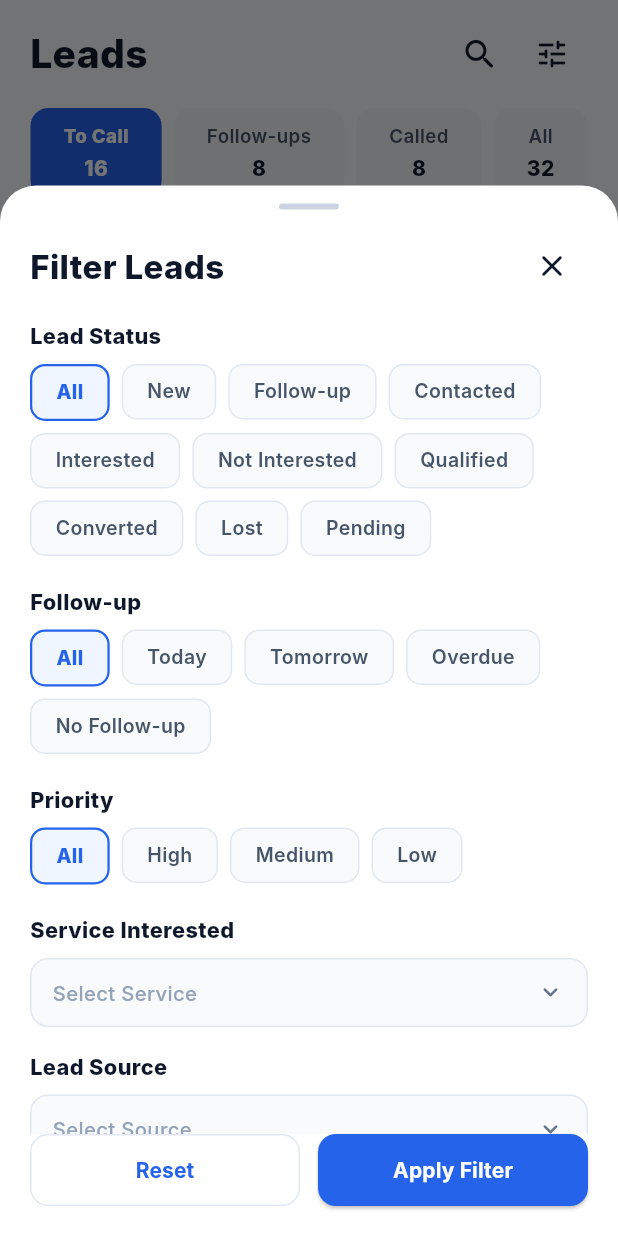
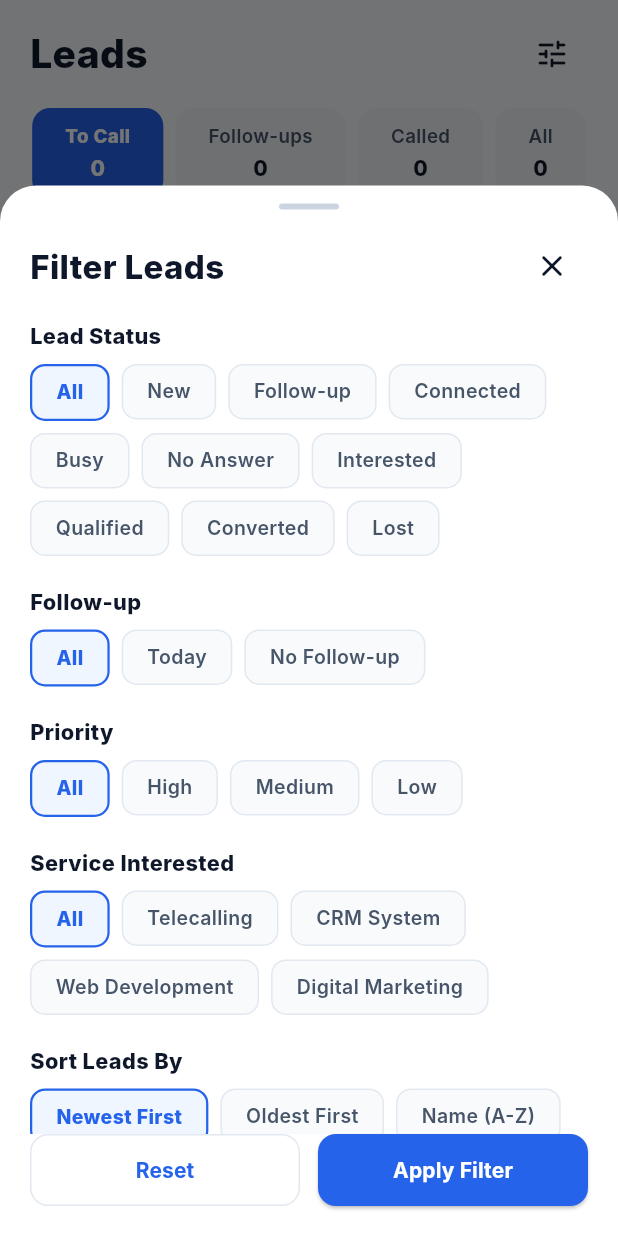
Before and after one commit to wbsoumo/leadtriangle., a Flutter app: the LeadsListScreen screen opened directly, after a tap on the "tune" icon, on a phone screen of 412 x 824 dp. Run offline on Flutter 3.47's test engine with Material 3 defaults, Android fonts, the phone set to English and light mode, and no system bars; our stand-ins replace flutter_secure_storage, permission_handler; accounts and stored records are empty; network calls fail; Roboto replaces fonts that are missing (Inter).

Commit message:
Update Leads Page with latest status tags, To Call / Follow-ups / Called / All filter tabs, and working filter modal

```diff
--- a/flutter_crm_app/lib/models/lead_model.dart
+++ b/flutter_crm_app/lib/models/lead_model.dart
@@ -14,6 +14,9 @@ class LeadModel {
   final String? nextFollowupAt;
   final String? initialRemark;
 
+  final String? latestCallOutcome;
+  final int callCount;
+
   LeadModel({
     required this.id,
     required this.leadCode,
@@ -29,6 +32,8 @@ class LeadModel {
     this.lastContactedAt,
     this.nextFollowupAt,
     this.initialRemark,
+    this.latestCallOutcome,
+    this.callCount = 0,
   });
 
   factory LeadModel.fromJson(Map<String, dynamic> json) {
@@ -44,9 +49,11 @@ class LeadModel {
       statusName: json['status_name'] ?? 'Pending',
       statusColor: json['status_color'] ?? '#64748b',
       priority: json['priority'] ?? 'Medium',
-      lastContactedAt: json['last_contacted_at'],
+      lastContactedAt: json['last_contacted_at'] ?? json['latest_call_at'],
       nextFollowupAt: json['next_followup_at'],
       initialRemark: json['initial_remark'],
+      latestCallOutcome: json['latest_call_outcome'],
+      callCount: json['call_count'] != null ? (json['call_count'] as num).toInt() : 0,
     );
   }
 }
--- a/flutter_crm_app/lib/screens/leads_list_screen.dart
+++ b/flutter_crm_app/lib/screens/leads_list_screen.dart
@@ -22,10 +22,19 @@ class _LeadsListScreenState extends State<LeadsListScreen> {
 
   String _selectedTopPill = 'to_call'; // 'to_call', 'followups', 'called', 'all'
   String _searchQuery = '';
+
+  // Filter Modal Controls
   String _selectedStatusFilter = 'All';
   String _selectedFollowupFilter = 'All';
   String _selectedPriorityFilter = 'All';
+  String _selectedServiceFilter = 'All';
   String _sortOption = 'newest';
+
+  // Live Pill Counts
+  int _toCallCount = 0;
+  int _followupsCount = 0;
+  int _calledCount = 0;
+  int _totalCount = 0;
 
   final Set<int> _starredLeadIds = {};
 
@@ -40,9 +49,38 @@ class _LeadsListScreenState extends State<LeadsListScreen> {
     final leads = await _apiService.fetchLeads(filter: 'all');
     setState(() {
       _allLeads = leads;
+      _calculatePillCounts();
       _applyFilters();
       _isLoading = false;
     });
+  }
+
+  void _calculatePillCounts() {
+    int toCall = 0;
+    int followups = 0;
+    int called = 0;
+
+    for (final l in _allLeads) {
+      final isCalled = l.callCount > 0 || (l.lastContactedAt != null && l.lastContactedAt!.isNotEmpty);
+      final isFollowup = (l.latestCallOutcome != null && l.latestCallOutcome!.toLowerCase().contains('follow')) ||
+          l.statusName.toLowerCase().contains('follow') ||
+          l.nextFollowupAt != null;
+
+      if (!isCalled) {
+        toCall++;
+      } else {
+        called++;
+      }
+
+      if (isFollowup) {
+        followups++;
+      }
+    }
+
+    _toCallCount = toCall;
+    _followupsCount = followups;
+    _calledCount = called;
+    _totalCount = _allLeads.length;
   }
 
   void _applyFilters() {
@@ -50,11 +88,15 @@ class _LeadsListScreenState extends State<LeadsListScreen> {
 
     // Top Workload Pill Filter
     if (_selectedTopPill == 'to_call') {
-      temp = temp.where((l) => l.statusName != 'Converted' && l.statusName != 'Lost').toList();
+      temp = temp.where((l) => l.callCount == 0 && (l.lastContactedAt == null || l.lastContactedAt!.isEmpty)).toList();
     } else if (_selectedTopPill == 'followups') {
-      temp = temp.where((l) => l.statusName.contains('Follow-up') || l.statusName == 'Contacted').toList();
+      temp = temp.where((l) {
+        final outcome = (l.latestCallOutcome ?? '').toLowerCase();
+        final status = l.statusName.toLowerCase();
+        return outcome.contains('follow') || status.contains('follow') || l.nextFollowupAt != null;
+      }).toList();
     } else if (_selectedTopPill == 'called') {
-      temp = temp.where((l) => l.statusName != 'New' && l.statusName != 'Fresh Lead').toList();
+      temp = temp.where((l) => l.callCount > 0 || (l.lastContactedAt != null && l.lastContactedAt!.isNotEmpty)).toList();
     }
 
     // Search Query Filter
@@ -68,12 +110,33 @@ class _LeadsListScreenState extends State<LeadsListScreen> {
       ).toList();
     }
 
-    // Detailed Modal Filters
+    // Status Filter Modal Selection
     if (_selectedStatusFilter != 'All') {
-      temp = temp.where((l) => l.statusName.toLowerCase() == _selectedStatusFilter.toLowerCase()).toList();
+      final s = _selectedStatusFilter.toLowerCase();
+      temp = temp.where((l) {
+        final st = l.statusName.toLowerCase();
+        final outcome = (l.latestCallOutcome ?? '').toLowerCase();
+        return st.contains(s) || outcome.contains(s);
+      }).toList();
     }
+
+    // Priority Filter Modal Selection
     if (_selectedPriorityFilter != 'All') {
       temp = temp.where((l) => l.priority.toLowerCase() == _selectedPriorityFilter.toLowerCase()).toList();
+    }
+
+    // Service Filter Modal Selection
+    if (_selectedServiceFilter != 'All') {
+      temp = temp.where((l) => (l.serviceName ?? '').toLowerCase().contains(_selectedServiceFilter.toLowerCase())).toList();
+    }
+
+    // Follow-up Filter Selection
+    if (_selectedFollowupFilter != 'All') {
+      if (_selectedFollowupFilter == 'Today') {
+        temp = temp.where((l) => l.nextFollowupAt != null && l.nextFollowupAt!.contains(_getTodayDateString())).toList();
+      } else if (_selectedFollowupFilter == 'No Follow-up') {
+        temp = temp.where((l) => l.nextFollowupAt == null || l.nextFollowupAt!.isEmpty).toList();
+      }
     }
 
     // Sorting
@@ -81,11 +144,18 @@ class _LeadsListScreenState extends State<LeadsListScreen> {
       temp.sort((a, b) => b.id.compareTo(a.id));
     } else if (_sortOption == 'oldest') {
       temp.sort((a, b) => a.id.compareTo(b.id));
+    } else if (_sortOption == 'name') {
+      temp.sort((a, b) => a.name.toLowerCase().compareTo(b.name.toLowerCase()));
     }
 
     setState(() {
       _filteredLeads = temp;
     });
+  }
+
+  String _getTodayDateString() {
+    final now = DateTime.now();
+    return "${now.year}-${now.month.toString().padLeft(2, '0')}-${now.day.toString().padLeft(2, '0')}";
   }
 
   Future<void> _makeCall(LeadModel lead) async {
@@ -139,7 +209,7 @@ class _LeadsListScreenState extends State<LeadsListScreen> {
               child: Column(
                 crossAxisAlignment: CrossAxisAlignment.start,
                 children: [
-                  // Drag handle indicator
+                  // Drag handle
                   Center(
                     child: Container(
                       width: 40,
@@ -179,8 +249,8 @@ class _LeadsListScreenState extends State<LeadsListScreen> {
                             spacing: 8,
                             runSpacing: 8,
                             children: [
-                              'All', 'New', 'Follow-up', 'Contacted', 'Interested',
-                              'Not Interested', 'Qualified', 'Converted', 'Lost', 'Pending'
+                              'All', 'New', 'Follow-up', 'Connected', 'Busy',
+                              'No Answer', 'Interested', 'Qualified', 'Converted', 'Lost'
                             ].map((st) => _buildFilterChip(
                               label: st,
                               isSelected: _selectedStatusFilter == st,
@@ -197,7 +267,7 @@ class _LeadsListScreenState extends State<LeadsListScreen> {
                             spacing: 8,
                             runSpacing: 8,
                             children: [
-                              'All', 'Today', 'Tomorrow', 'Overdue', 'No Follow-up'
+                              'All', 'Today', 'No Follow-up'
                             ].map((fu) => _buildFilterChip(
                               label: fu,
                               isSelected: _selectedFollowupFilter == fu,
@@ -223,24 +293,38 @@ class _LeadsListScreenState extends State<LeadsListScreen> {
                           ),
                           const SizedBox(height: 20),
 
-                          // Service Interested Dropdown
+                          // Service Section
                           _buildFilterTitle('Service Interested'),
-                          _buildDropdownPicker('Select Service'),
-                          const SizedBox(height: 16),
+                          Wrap(
+                            spacing: 8,
+                            runSpacing: 8,
+                            children: ['All', 'Telecalling', 'CRM System', 'Web Development', 'Digital Marketing'].map((srv) => _buildFilterChip(
+                              label: srv,
+                              isSelected: _selectedServiceFilter == srv,
+                              onTap: () {
+                                setModalState(() => _selectedServiceFilter = srv);
+                              },
+                            )).toList(),
+                          ),
+                          const SizedBox(height: 20),
 
-                          // Lead Source Dropdown
-                          _buildFilterTitle('Lead Source'),
-                          _buildDropdownPicker('Select Source'),
-                          const SizedBox(height: 16),
-
-                          // Assigned To Dropdown
-                          _buildFilterTitle('Assigned To'),
-                          _buildDropdownPicker('Select Operation Executive'),
-                          const SizedBox(height: 16),
-
-                          // Date Range Dropdown
-                          _buildFilterTitle('Date Range'),
-                          _buildDropdownPicker('Select Date Range', icon: Icons.calendar_today_outlined),
+                          // Sort Option
+                          _buildFilterTitle('Sort Leads By'),
+                          Wrap(
+                            spacing: 8,
+                            runSpacing: 8,
+                            children: [
+                              {'key': 'newest', 'label': 'Newest First'},
+                              {'key': 'oldest', 'label': 'Oldest First'},
+                              {'key': 'name', 'label': 'Name (A-Z)'},
+                            ].map((opt) => _buildFilterChip(
+                              label: opt['label']!,
+                              isSelected: _sortOption == opt['key'],
+                              onTap: () {
+                                setModalState(() => _sortOption = opt['key']!);
+                              },
+                            )).toList(),
+                          ),
                           const SizedBox(height: 20),
                         ],
                       ),
@@ -257,11 +341,15 @@ class _LeadsListScreenState extends State<LeadsListScreen> {
                               _selectedStatusFilter = 'All';
                               _selectedFollowupFilter = 'All';
                               _selectedPriorityFilter = 'All';
+                              _selectedServiceFilter = 'All';
+                              _sortOption = 'newest';
                             });
                             setState(() {
                               _selectedStatusFilter = 'All';
                               _selectedFollowupFilter = 'All';
                               _selectedPriorityFilter = 'All';
+                              _selectedServiceFilter = 'All';
+                              _sortOption = 'newest';
                               _applyFilters();
                             });
                             Navigator.of(ctx).pop();
@@ -335,38 +423,14 @@ class _LeadsListScreenState extends State<LeadsListScreen> {
     );
   }
 
-  Widget _buildDropdownPicker(String placeholder, {IconData icon = Icons.keyboard_arrow_down_rounded}) {
-    return Container(
-      padding: const EdgeInsets.symmetric(horizontal: 14, vertical: 12),
-      decoration: BoxDecoration(
-        color: const Color(0xFFF8FAFC),
-        borderRadius: BorderRadius.circular(12),
-        border: Border.all(color: const Color(0xFFE2E8F0)),
-      ),
-      child: Row(
-        mainAxisAlignment: MainAxisAlignment.spaceBetween,
-        children: [
-          Text(placeholder, style: const TextStyle(fontSize: 13.5, color: Color(0xFF94A3B8), fontWeight: FontWeight.w500)),
-          Icon(icon, color: const Color(0xFF64748B), size: 20),
-        ],
-      ),
-    );
-  }
-
   @override
   Widget build(BuildContext context) {
-    // Calculate counts for top pills
-    final toCallCount = _allLeads.where((l) => l.statusName != 'Converted' && l.statusName != 'Lost').length;
-    final followupsCount = _allLeads.where((l) => l.statusName.contains('Follow-up') || l.statusName == 'Contacted').length;
-    final calledCount = _allLeads.where((l) => l.statusName != 'New' && l.statusName != 'Fresh Lead').length;
-    final totalCount = _allLeads.length;
-
     return Scaffold(
       backgroundColor: const Color(0xFFF8FAFC),
       body: SafeArea(
         child: Column(
           children: [
-            // Top Bar: Title "Leads" + Search & Filter Icons (Requirement Screenshot 1)
+            // Top Bar: Title "Leads" + Search & Filter Icons
             Padding(
               padding: const EdgeInsets.symmetric(horizontal: 20.0, vertical: 12.0),
               child: Row(
@@ -378,10 +442,6 @@ class _LeadsListScreenState extends State<LeadsListScreen> {
                   ),
                   Row(
                     children: [
-                      IconButton(
-                        icon: const Icon(Icons.search_rounded, color: Color(0xFF0F172A), size: 26),
-                        onPressed: () {},
-                      ),
                       IconButton(
                         icon: const Icon(Icons.tune_rounded, color: Color(0xFF0F172A), size: 24),
                         onPressed: _openFilterBottomSheet,
@@ -398,13 +458,13 @@ class _LeadsListScreenState extends State<LeadsListScreen> {
               padding: const EdgeInsets.symmetric(horizontal: 16.0),
               child: Row(
                 children: [
-                  _buildTopCountPill('To Call', toCallCount > 0 ? toCallCount : 16, 'to_call'),
+                  _buildTopCountPill('To Call', _toCallCount, 'to_call'),
                   const SizedBox(width: 8),
-                  _buildTopCountPill('Follow-ups', followupsCount > 0 ? followupsCount : 8, 'followups'),
+                  _buildTopCountPill('Follow-ups', _followupsCount, 'followups'),
                   const SizedBox(width: 8),
-                  _buildTopCountPill('Called', calledCount > 0 ? calledCount : 8, 'called'),
+                  _buildTopCountPill('Called', _calledCount, 'called'),
                   const SizedBox(width: 8),
-                  _buildTopCountPill('All', totalCount > 0 ? totalCount : 32, 'all'),
+                  _buildTopCountPill('All', _totalCount, 'all'),
                 ],
               ),
             ),
@@ -444,13 +504,13 @@ class _LeadsListScreenState extends State<LeadsListScreen> {
               child: Row(
                 mainAxisAlignment: MainAxisAlignment.spaceBetween,
                 children: [
-                  Row(
-                    children: const [
-                      Text('Sort by: ', style: TextStyle(fontSize: 12.5, color: Color(0xFF64748B), fontWeight: FontWeight.w600)),
-                      Text('Follow-up Time ⬇', style: TextStyle(fontSize: 12.5, color: Color(0xFF0F172A), fontWeight: FontWeight.w800)),
-                    ],
+                  Text(
+                    'Showing ${_filteredLeads.length} leads',
+                    style: const TextStyle(fontSize: 12.5, color: Color(0xFF64748B), fontWeight: FontWeight.w600),
                   ),
-                  Container(
+                  InkWell(
+                    onTap: _openFilterBottomSheet,
+                    child: Container(
                       padding: const EdgeInsets.symmetric(horizontal: 10, vertical: 4),
                       decoration: BoxDecoration(
                         color: Colors.white,
@@ -458,11 +518,15 @@ class _LeadsListScreenState extends State<LeadsListScreen> {
                         border: Border.all(color: const Color(0xFFE2E8F0)),
                       ),
                       child: Row(
-                      children: const [
-                        Icon(Icons.swap_vert_rounded, size: 14, color: Color(0xFF475569)),
-                        SizedBox(width: 4),
-                        Text('Newest', style: TextStyle(fontSize: 11.5, fontWeight: FontWeight.w700, color: Color(0xFF0F172A))),
+                        children: [
+                          const Icon(Icons.swap_vert_rounded, size: 14, color: Color(0xFF475569)),
+                          const SizedBox(width: 4),
+                          Text(
+                            _sortOption == 'newest' ? 'Newest First' : (_sortOption == 'oldest' ? 'Oldest First' : 'Name A-Z'),
+                            style: const TextStyle(fontSize: 11.5, fontWeight: FontWeight.w700, color: Color(0xFF0F172A)),
+                          ),
                         ],
+                      ),
                     ),
                   ),
                 ],
@@ -539,7 +603,7 @@ class _LeadsListScreenState extends State<LeadsListScreen> {
     );
   }
 
-  // Lead Card Component Matching Reference UI Screenshot Exactly
+  // Lead Card Component with Latest Updated Status Tag
   Widget _buildLeadItemCard(LeadModel lead, int index) {
     final avatarColors = [
       const Color(0xFFE0F2FE), // Cyan
@@ -558,6 +622,13 @@ class _LeadsListScreenState extends State<LeadsListScreen> {
 
     final colorIdx = index % avatarColors.length;
     final isStarred = _starredLeadIds.contains(lead.id);
+
+    // Latest status display calculation
+    final latestOutcomeText = (lead.latestCallOutcome != null && lead.latestCallOutcome!.isNotEmpty)
+        ? lead.latestCallOutcome!
+        : lead.statusName;
+
+    final outcomeColors = _getOutcomeBadgeColors(latestOutcomeText);
 
     return InkWell(
       onTap: () {
@@ -607,7 +678,7 @@ class _LeadsListScreenState extends State<LeadsListScreen> {
                       ),
                       const SizedBox(height: 2),
                       Text(
-                        lead.companyName ?? lead.city ?? 'ABC Private Limited',
+                        lead.companyName ?? lead.city ?? 'Client Lead',
                         style: const TextStyle(fontSize: 12.5, fontWeight: FontWeight.w500, color: Color(0xFF94A3B8)),
                       ),
                     ],
@@ -633,14 +704,14 @@ class _LeadsListScreenState extends State<LeadsListScreen> {
             ),
             const SizedBox(height: 12),
 
-            // Tag Pills Row (Status & Priority)
+            // Tag Pills Row (Latest Call Outcome Status & Priority)
             Row(
               children: [
                 _buildTagPill(
-                  label: lead.statusName.isNotEmpty ? lead.statusName : 'Follow-up Today',
-                  icon: Icons.access_time_rounded,
-                  bgColor: const Color(0xFFFEF2F2),
-                  textColor: const Color(0xFFEF4444),
+                  label: latestOutcomeText,
+                  icon: Icons.bookmark_outline_rounded,
+                  bgColor: outcomeColors['bg']!,
+                  textColor: outcomeColors['text']!,
                 ),
                 const SizedBox(width: 8),
                 _buildTagPill(
@@ -648,21 +719,34 @@ class _LeadsListScreenState extends State<LeadsListScreen> {
                   bgColor: const Color(0xFFEFF6FF),
                   textColor: const Color(0xFF2563EB),
                 ),
+                if (lead.callCount > 0) ...[
+                  const SizedBox(width: 8),
+                  _buildTagPill(
+                    label: '${lead.callCount} Calls',
+                    bgColor: const Color(0xFFF1F5F9),
+                    textColor: const Color(0xFF475569),
+                  ),
+                ],
               ],
             ),
             const SizedBox(height: 8),
 
-            // Time Row: Calendar + Today, 10:30 AM
+            // Time Row: Last contacted / Next follow-up
             Row(
-              children: const [
-                Icon(Icons.calendar_today_outlined, size: 13, color: Color(0xFF94A3B8)),
-                SizedBox(width: 6),
-                Text('Today, 10:30 AM', style: TextStyle(fontSize: 12, color: Color(0xFF64748B), fontWeight: FontWeight.w500)),
+              children: [
+                const Icon(Icons.access_time_rounded, size: 13, color: Color(0xFF94A3B8)),
+                const SizedBox(width: 6),
+                Text(
+                  lead.lastContactedAt != null && lead.lastContactedAt!.isNotEmpty
+                      ? 'Last Call: ${lead.lastContactedAt}'
+                      : 'Not Called Yet',
+                  style: const TextStyle(fontSize: 12, color: Color(0xFF64748B), fontWeight: FontWeight.w500),
+                ),
               ],
             ),
             const SizedBox(height: 14),
 
-            // Call & WhatsApp Action Buttons Row (Matching Reference Screenshot)
+            // Call & WhatsApp Action Buttons Row
             Row(
               children: [
                 Expanded(
@@ -700,6 +784,20 @@ class _LeadsListScreenState extends State<LeadsListScreen> {
         ),
       ),
     );
+  }
+
+  Map<String, Color> _getOutcomeBadgeColors(String outcome) {
+    final lower = outcome.toLowerCase();
+    if (lower.contains('connect') || lower.contains('converted') || lower.contains('interested') || lower.contains('qualified')) {
+      return {'bg': const Color(0xFFDCFCE7), 'text': const Color(0xFF16A34A)};
+    } else if (lower.contains('follow')) {
+      return {'bg': const Color(0xFFF3E8FF), 'text': const Color(0xFF9333EA)};
+    } else if (lower.contains('busy') || lower.contains('no answer') || lower.contains('switch')) {
+      return {'bg': const Color(0xFFFEF3C7), 'text': const Color(0xFFD97706)};
+    } else if (lower.contains('wrong') || lower.contains('lost') || lower.contains('not interested')) {
+      return {'bg': const Color(0xFFFEF2F2), 'text': const Color(0xFFEF4444)};
+    }
+    return {'bg': const Color(0xFFEFF6FF), 'text': const Color(0xFF2563EB)};
   }
 
   Widget _buildTagPill({
```
Also changed, not shown: 1 other file. Lines whose indentation alone changed are shown as unchanged.
